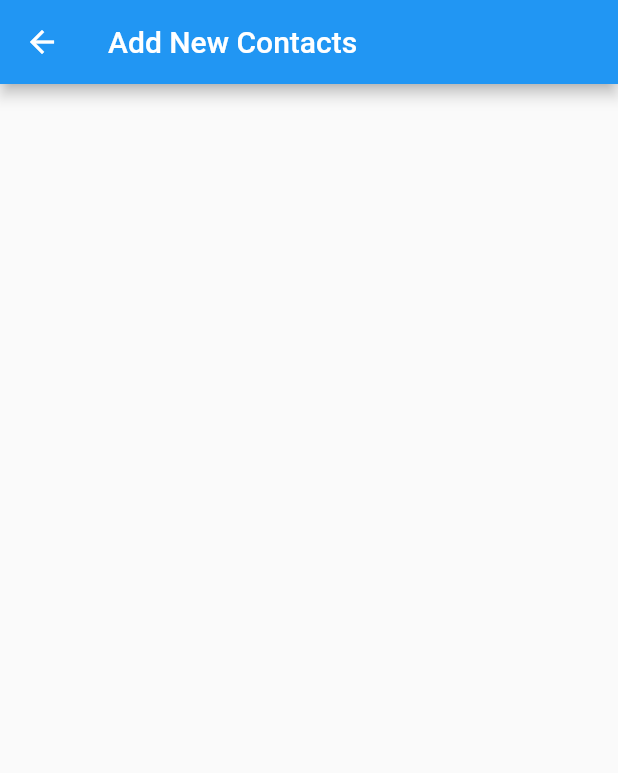
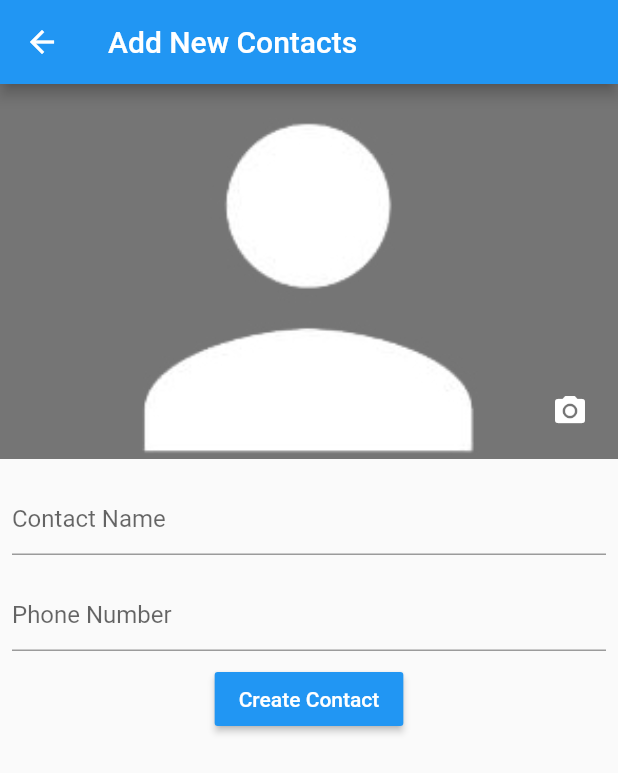
Before and after one commit to remzigunes21/flutterProject, a Flutter app: the screen it shows after launch, after a tap on the "add" icon, on a phone screen of 412 x 824 dp. Shown: the top 773 px of the screen. Run offline on Flutter 3.47's test engine with Material 2 defaults, Android fonts, the phone set to English and light mode, and no system bars; our stand-ins replace image_picker, sqflite; accounts and stored records are empty.

Commit message:
db helper

```diff
--- a/phone_book/lib/contacts/ContactCreate.dart
+++ b/phone_book/lib/contacts/ContactCreate.dart
@@ -1,15 +1,149 @@
+import 'dart:io';
+
 import 'package:flutter/material.dart';
+import 'package:image_picker/image_picker.dart';
+import 'package:phone_book/database/db_helper.dart';
 import 'package:phone_book/model/Contact.dart';
 
 class ContactCreate extends StatelessWidget {
   @override
   Widget build(BuildContext context) {
-    Contact.contacts.add(Contact(name: "Remzi", phoneNumber: "04455667676"));
     // TODO: implement build
     return Scaffold(
       appBar: AppBar(
         title: Text("Add New Contacts"),
       ),
+      body: SingleChildScrollView(child: ContactForm()),
     );
   }
 }
+
+class ContactForm extends StatefulWidget {
+  @override
+  _ContactFormState createState() => _ContactFormState();
+}
+
+class _ContactFormState extends State<ContactForm>
+    with SingleTickerProviderStateMixin {
+  AnimationController _controller;
+
+  String name;
+  String phoneNumber;
+
+  File _file;
+  DbHelper _dbHelper;
+  final picker = ImagePicker();
+
+  @override
+  void initState() {
+    _dbHelper = DbHelper();
+    super.initState();
+    _controller = AnimationController(vsync: this);
+  }
+
+  @override
+  void dispose() {
+    super.dispose();
+    _controller.dispose();
+  }
+
+  @override
+  Widget build(BuildContext context) {
+    final _formKey = GlobalKey<FormState>();
+    return Container(
+      child: Column(
+        children: [
+          Stack(
+            children: [
+              Image.asset(
+                _file == null ? "assets/img/person.jpg" : _file.path,
+                fit: BoxFit.cover,
+                width: double.infinity,
+                height: 250,
+              ),
+              Positioned(
+                  bottom: 8,
+                  right: 8,
+                  child: IconButton(
+                    color: Colors.white,
+                    icon: Icon(Icons.camera_alt),
+                    onPressed: getFile,
+                  )),
+            ],
+          ),
+          Padding(
+            padding: const EdgeInsets.all(8.0),
+            child: Form(
+              key: _formKey,
+              child: Column(
+                children: [
+                  Padding(
+                    padding: const EdgeInsets.symmetric(vertical: 8.0),
+                    child: TextFormField(
+                      validator: (value) {
+                        if (value.isEmpty) {
+                          return "name is required";
+                        }
+                      },
+                      onSaved: (newValue) {
+                        name = newValue;
+                      },
+                      decoration: InputDecoration(hintText: "Contact Name"),
+                    ),
+                  ),
+                  Padding(
+                    padding: const EdgeInsets.symmetric(vertical: 8.0),
+                    child: TextFormField(
+                      keyboardType: TextInputType.phone,
+                      decoration: InputDecoration(hintText: "Phone Number"),
+                      validator: (value) {
+                        if (value.isEmpty) {
+                          return "phone is required";
+                        }
+                      },
+                      onSaved: (newValue) {
+                        phoneNumber = newValue;
+                      },
+                    ),
+                  ),
+                  RaisedButton(
+                    color: Colors.blue,
+                    textColor: Colors.white,
+                    onPressed: () async {
+                      if (_formKey.currentState.validate()) {
+                        _formKey.currentState.save();
+
+                        var contact = Contact(
+                            name: name,
+                            phoneNumber: phoneNumber,
+                            avatar: _file == null ? "" : _file.path);
+
+                        await _dbHelper.insertContact(contact);
+
+                        var snackBar = Scaffold.of(context).showSnackBar(
+                            SnackBar(
+                                duration: Duration(milliseconds: 500),
+                                content: Text("$name has been saved")));
+                        snackBar.closed
+                            .then((value) => {Navigator.pop(context)});
+                      }
+                    },
+                    child: Text("Create Contact"),
+                  )
+                ],
+              ),
+            ),
+          ),
+        ],
+      ),
+    );
+  }
+
+  void getFile() async {
+    var pickedFile = await ImagePicker.pickImage(source: ImageSource.camera);
+
+    setState(() {
+      _file = pickedFile;
+    });
+  }
+}
--- a/phone_book/lib/contacts/ContactsPage.dart
+++ b/phone_book/lib/contacts/ContactsPage.dart
@@ -1,5 +1,6 @@
 import 'package:flutter/material.dart';
 import 'package:phone_book/contacts/ContactCreate.dart';
+import 'package:phone_book/database/db_helper.dart';
 import 'package:phone_book/model/Contact.dart';
 
 class ContactsPage extends StatefulWidget {
@@ -10,16 +11,16 @@ class ContactsPage extends StatefulWidget {
 class _ContactsPageState extends State<ContactsPage> {
   List<Contact> contacts;
 
+  DbHelper _dbHelper;
+
   @override
   void initState() {
-    contacts = Contact.contacts;
-
+    _dbHelper = DbHelper();
     super.initState();
   }
 
   @override
   Widget build(BuildContext context) {
-    Contact.contacts.sort((a, b) => b.name[0].compareTo(a.name[0]));
     // TODO: implement build
     return Scaffold(
         appBar: AppBar(
@@ -32,19 +33,43 @@ class _ContactsPageState extends State<ContactsPage> {
           },
           child: Icon(Icons.add),
         ),
-      body: ListView.builder(
-          itemCount: contacts.length,
+        body: FutureBuilder(
+            future: _dbHelper.getContacts(),
+            builder:
+                (BuildContext context, AsyncSnapshot<List<Contact>> snapshot) {
+              if (!snapshot.hasData) {
+                return CircularProgressIndicator();
+              }
+              if (snapshot.data.isEmpty) {
+                return Text("Your Contact list empty");
+              }
+              return ListView.builder(
+                  itemCount: snapshot.data.length,
                   itemBuilder: (BuildContext context, int index) {
-            Contact contact = contacts[index];
-            return Container(
-              padding: EdgeInsets.all(5),
-              child: Column(
-                children: <Widget>[
-                  Row(
-                    children: <Widget>[
-                      CircleAvatar(
-                        backgroundImage: NetworkImage(
-                          "https://placekitten.com/200/200",
+                    Contact contact = snapshot.data[index];
+                    return Dismissible(
+                      key: UniqueKey(),
+                      onDismissed: (direction) {
+                        _dbHelper.removeContact(contact.id);
+
+                        Scaffold.of(context).showSnackBar(
+                          SnackBar(
+                            content: Text("${contact.name} has been deleted"),
+                            action: SnackBarAction(
+                              label: "UNDO",
+                              onPressed: () {
+                                _dbHelper.insertContact(contact);
+                              },
+                            ),
+                          ),
+                        );
+                      },
+                      child: ListTile(
+                        leading: CircleAvatar(
+                          backgroundImage: AssetImage(
+                            contact.avatar.isEmpty
+                                ? "assets/img/person.jpg"
+                                : contact.avatar,
                           ),
                           child: Text(
                             contact.name[0],
@@ -52,28 +77,11 @@ class _ContactsPageState extends State<ContactsPage> {
                                 fontSize: 24, fontWeight: FontWeight.bold),
                           ),
                         ),
-                      Padding(
-                        padding: const EdgeInsets.only(left: 8),
-                        child: Column(
-                          crossAxisAlignment: CrossAxisAlignment.start,
-                          children: <Widget>[
-                            Text(contact.name),
-                            Text(contact.phoneNumber),
-                          ],
-                        ),
-                      ),
-                    ],
-                  ),
-                  Padding(
-                    padding: const EdgeInsets.only(top: 8.0),
-                    child: Divider(
-                      height: 2,
-                    ),
-                  ),
-                ],
+                        title: Text(contact.name),
+                        subtitle: Text(contact.phoneNumber),
                       ),
                     );
-          }),
-    );
+                  });
+            }));
   }
 }
--- /dev/null
+++ b/phone_book/lib/database/db_helper.dart
@@ -0,0 +1,44 @@
+import 'dart:async';
+
+import 'package:path/path.dart';
+import 'package:phone_book/model/Contact.dart';
+import 'package:sqflite/sqflite.dart';
+
+class DbHelper {
+  static Database _db;
+
+  Future<Database> get db async {
+    if (_db != null) {
+      return _db;
+    }
+    _db = await initDb();
+  }
+
+  initDb() async {
+    var dbFolder = await getDatabasesPath();
+    String path = join(dbFolder, "Contact.db");
+
+    return await openDatabase(path, onCreate: _onCreate, version: 1);
+  }
+
+  FutureOr<void> _onCreate(Database db, int version) async {
+    await db.execute(
+        "CREATE TABLE Contact(id INTEGER PRIMARY KEY,name TEXT,phone_number TEXT,avatar TEXT)");
+  }
+
+  Future<List<Contact>> getContacts() async {
+    var dbClient = await db;
+    var result = await dbClient.query("Contact", orderBy: "name");
+    return result.map((data) => Contact.fromMap(data)).toList();
+  }
+
+  Future<int> insertContact(Contact contact) async {
+    var dbClient = await db;
+    return await dbClient.insert("Contact", contact.toMap());
+  }
+
+  Future<void> removeContact(int id) async {
+    var dbClient = await db;
+    return await dbClient.delete("Contact", where: "id=?", whereArgs: [id]);
+  }
+}
--- a/phone_book/lib/model/Contact.dart
+++ b/phone_book/lib/model/Contact.dart
@@ -1,22 +1,23 @@
 class Contact {
+  int id;
   String name;
   String phoneNumber;
+  String avatar;
 
-  static List<Contact> contacts = [
-    Contact(name: "Ali Kemal", phoneNumber: "0555 555 55 55"),
-    Contact(name: "Dali", phoneNumber: "0555 555 55 55"),
-    Contact(name: "Emma", phoneNumber: "0555 555 55 55"),
-    Contact(name: "Ergun", phoneNumber: "0555 555 55 55"),
-    Contact(name: "Esra", phoneNumber: "0555 555 55 55"),
-    Contact(name: "Fatih", phoneNumber: "0555 555 55 55"),
-    Contact(name: "Kadir", phoneNumber: "0555 555 55 55"),
-    Contact(name: "Kübra", phoneNumber: "0555 555 55 55"),
-    Contact(name: "Mehmet", phoneNumber: "0555 555 55 55"),
-    Contact(name: "Münire", phoneNumber: "0555 555 55 55"),
-    Contact(name: "Sema", phoneNumber: "0555 555 55 55"),
-    Contact(name: "Yasir", phoneNumber: "0555 555 55 55"),
-    Contact(name: "Zeynep", phoneNumber: "0555 555 55 55"),
-  ];
+  Contact({this.name, this.phoneNumber, this.avatar});
 
-  Contact({this.name, this.phoneNumber});
+  Map<String, dynamic> toMap() {
+    var map = Map<String, dynamic>();
+    map["name"] = name;
+    map["phone_number"] = phoneNumber;
+    map["avatar"] = avatar;
+    return map;
+  }
+
+  Contact.fromMap(Map<String, dynamic> map) {
+    id = map["id"];
+    name = map["name"];
+    phoneNumber = map["phone_number"];
+    avatar = map["avatar"];
+  }
 }
```
Also changed, not shown: phone_book/pubspec.yaml (+6 -5 lines), phone_book/assets/img/person.jpg (added), phone_book/pubspec.lock, 8 other files. Lines whose indentation alone changed are shown as unchanged.
